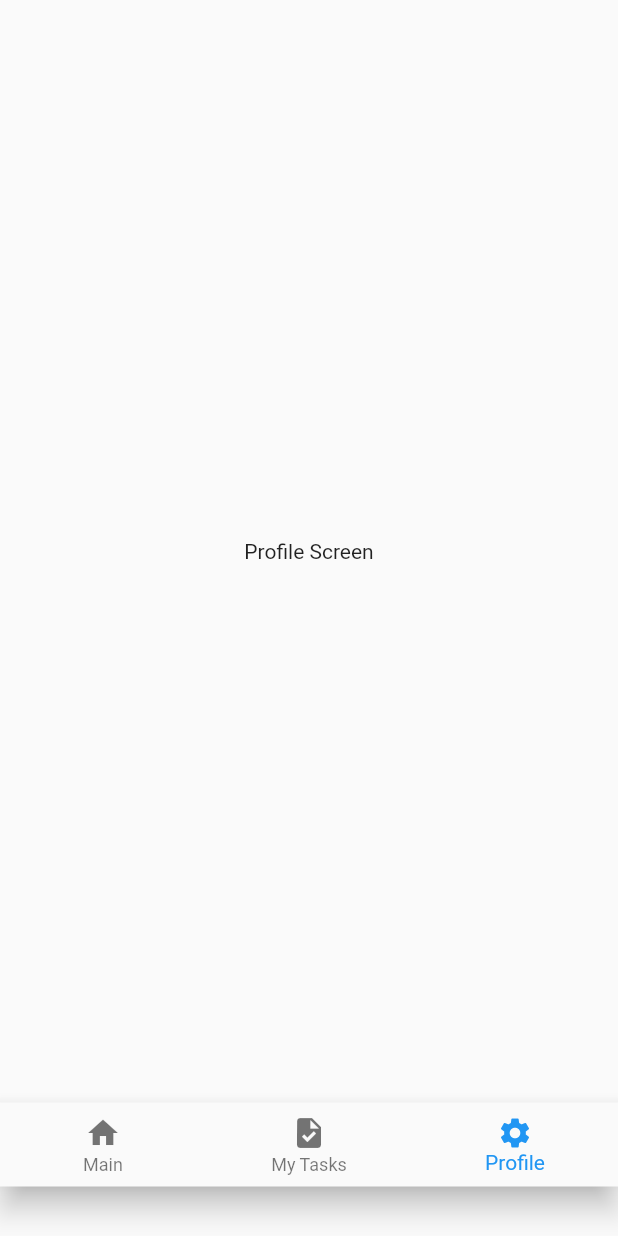
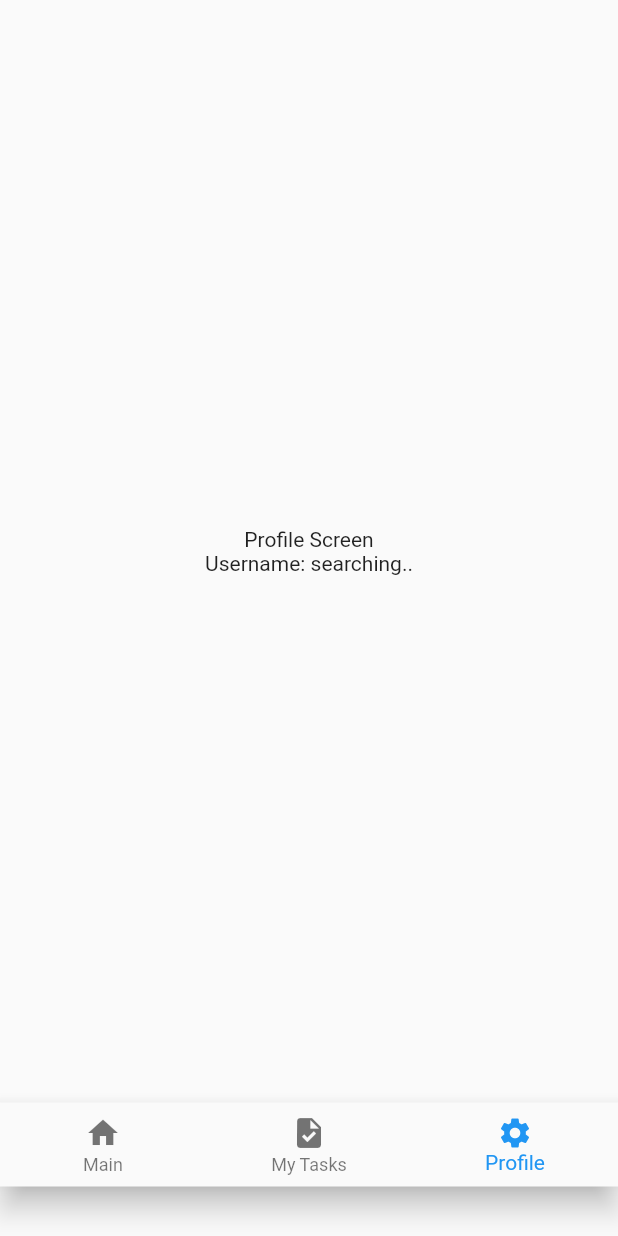
Before and after one commit to eugeniuRacila/flutter-auto-route, a Flutter app: the screen it shows after launch, item 3 of the bottom bar chosen, on a phone screen of 412 x 824 dp. Run offline on Flutter 3.47's test engine with Material 2 defaults, Android fonts, the phone set to English and light mode, and no system bars; our stand-ins replace auto_route, flutter_bloc.

Commit message:
add service locator implementation

```diff
--- /dev/null
+++ b/lib/core/network/requester.dart
@@ -0,0 +1 @@
+class Requester {}
--- /dev/null
+++ b/lib/core/service_locator.dart
@@ -0,0 +1,13 @@
+import 'package:bristoli/services/dummy_service.dart';
+
+class ServiceLocator {
+  static final ServiceLocator _instance = ServiceLocator._();
+
+  static ServiceLocator get instance => _instance;
+
+  late final DummyService dummyService;
+
+  ServiceLocator._() {
+    dummyService = DummyService();
+  }
+}
--- /dev/null
+++ b/lib/screens/profile/profile_cubit.dart
@@ -0,0 +1,33 @@
+import 'package:bristoli/core/service_locator.dart';
+import 'package:flutter_bloc/flutter_bloc.dart';
+
+class ProfileCubit extends Cubit<ProfileCubitState> {
+  final _dummyService = ServiceLocator.instance.dummyService;
+
+  ProfileCubit({
+    ProfileCubitState? initialState,
+  }) : super(initialState ?? ProfileCubitState.initialState());
+
+  Future<void> fetchUsername() async {
+    final username = await _dummyService.getDummyString();
+
+    emit(state.copyWith(userName: username));
+  }
+}
+
+class ProfileCubitState {
+  String userName;
+
+  ProfileCubitState({
+    required this.userName,
+  });
+
+  static ProfileCubitState initialState() => ProfileCubitState(userName: '');
+
+  ProfileCubitState copyWith({
+    String? userName,
+  }) =>
+      ProfileCubitState(
+        userName: userName ?? this.userName,
+      );
+}
--- a/lib/screens/profile/profile_screen.dart
+++ b/lib/screens/profile/profile_screen.dart
@@ -1,14 +1,45 @@
+import 'package:auto_route/auto_route.dart';
+import 'package:bristoli/screens/profile/profile_cubit.dart';
 import 'package:flutter/material.dart';
+import 'package:flutter_bloc/flutter_bloc.dart';
 
-class ProfileScreen extends StatelessWidget {
+class ProfileScreen extends StatefulWidget implements AutoRouteWrapper {
   const ProfileScreen({super.key});
 
   @override
+  State<ProfileScreen> createState() => _ProfileScreenState();
+
+  @override
+  Widget wrappedRoute(BuildContext context) => BlocProvider(
+        create: (context) => ProfileCubit(),
+        child: this,
+      );
+}
+
+class _ProfileScreenState extends State<ProfileScreen> {
+  @override
+  void initState() {
+    super.initState();
+
+    BlocProvider.of<ProfileCubit>(context).fetchUsername();
+  }
+
+  @override
   Widget build(BuildContext context) {
-    return const Scaffold(
+    return Scaffold(
       body: SafeArea(
         child: Center(
-          child: Text("Profile Screen"),
+          child: Column(
+            mainAxisSize: MainAxisSize.min,
+            children: [
+              const Text("Profile Screen"),
+              BlocBuilder<ProfileCubit, ProfileCubitState>(
+                builder: (context, state) => Text(
+                  'Username: ${state.userName.isEmpty ? 'searching..' : state.userName}',
+                ),
+              ),
+            ],
+          ),
         ),
       ),
     );
--- /dev/null
+++ b/lib/services/dummy_service.dart
@@ -0,0 +1,7 @@
+class DummyService {
+  Future<String> getDummyString() async {
+    await Future.delayed(const Duration(milliseconds: 2000));
+
+    return "dummy string";
+  }
+}
```
Also changed, not shown: lib/core/routes/routes.dart (+7 -2 lines).
